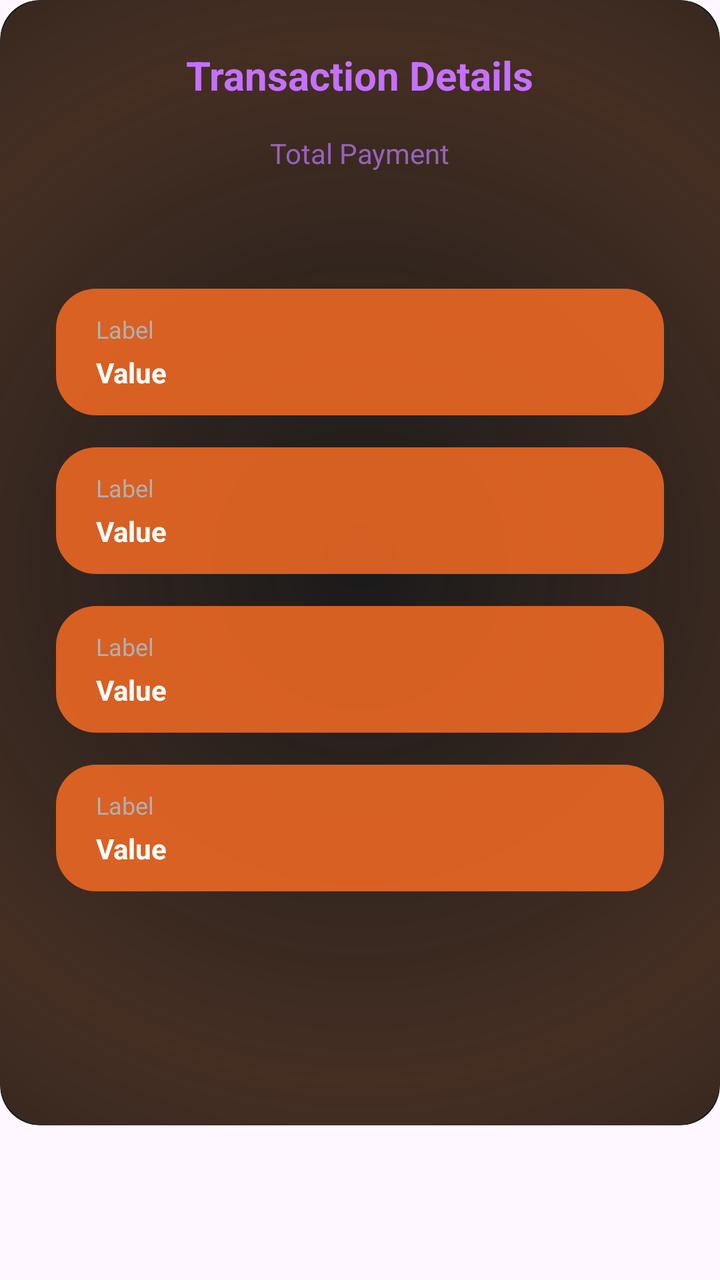
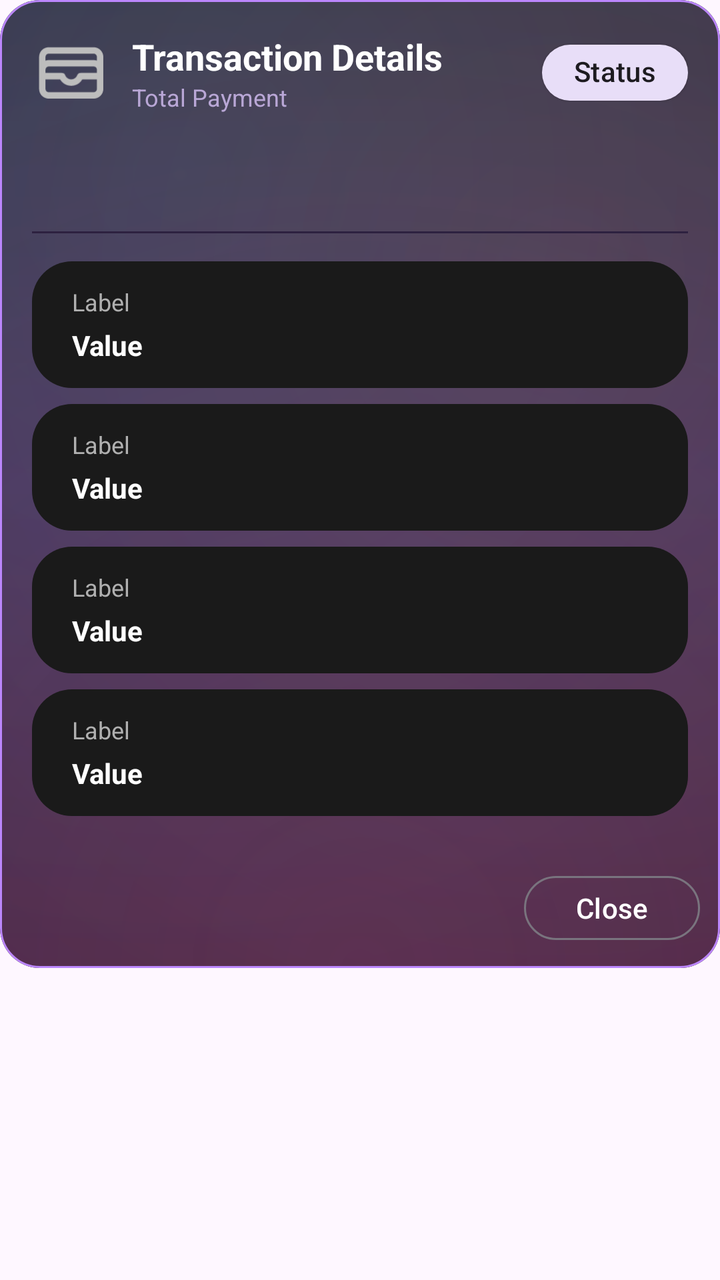

Two renders of the same Android screen: before a commit and after it. Below are the layout's source before the change and the commit's diff.
<!-- AndroidManifest.xml: application theme Theme.Bitbloom -->
<!-- res/layout/dialoge_recipt.xml -->
<FrameLayout xmlns:android="http://schemas.android.com/apk/res/android"
    xmlns:app="http://schemas.android.com/apk/res-auto"
    android:layout_width="match_parent"
    android:layout_height="wrap_content"
    android:layout_margin="24dp">

    <com.google.android.material.card.MaterialCardView
        android:layout_width="match_parent"
        android:layout_height="wrap_content"
        android:backgroundTint="@color/main_card_color"
        android:elevation="0dp"
        app:cardCornerRadius="20dp"
        android:background="@drawable/transparent"
        app:strokeWidth="0dp">

        <LinearLayout
            android:layout_width="match_parent"
            android:layout_height="wrap_content"
            android:background="@drawable/bg_auth_card"
            android:elevation="6dp"
            android:orientation="vertical"
            android:padding="24dp">

            
            <TextView
                android:layout_width="wrap_content"
                android:layout_height="wrap_content"
                android:layout_gravity="center_horizontal"
                android:text="@string/dialoge_recipt_transaction_details"
                android:textColor="#C471FF"
                android:textSize="20sp"
                android:textStyle="bold" />

            
            <TextView
                android:layout_width="wrap_content"
                android:layout_height="wrap_content"
                android:layout_gravity="center_horizontal"
                android:layout_marginTop="16dp"
                android:text="@string/dialoge_recipt_total_payment"
                android:textColor="#9663BA"
                android:textSize="14sp" />

            <TextView
                android:id="@+id/invested_amount"
                android:layout_width="wrap_content"
                android:layout_height="wrap_content"
                android:layout_gravity="center_horizontal"
                android:layout_marginTop="4dp"
                android:text=""
                android:textColor="@android:color/white"
                android:textSize="24sp"
                android:textStyle="bold" />

            <ScrollView
                android:layout_width="match_parent"
                android:layout_height="match_parent"
                android:scrollbars="none">

                
                <LinearLayout
                    android:layout_width="match_parent"
                    android:layout_height="wrap_content"
                    android:layout_marginTop="14dp"
                    android:layout_marginBottom="85dp"
                    android:orientation="vertical">

                    
                    <include
                        android:id="@+id/card_userId"
                        layout="@layout/item_receipt_card"
                        android:tag="User ID" />

                    <include
                        android:id="@+id/card_paymentTime"
                        layout="@layout/item_receipt_card"
                        android:tag="Payment Time" />

                    <include
                        android:id="@+id/card_planName"
                        layout="@layout/item_receipt_card"
                        android:tag="Plan Name" />

                    <include
                        android:id="@+id/card_userName"
                        layout="@layout/item_receipt_card"
                        android:tag="User Name" />

                </LinearLayout>
            </ScrollView>
        </LinearLayout>
    </com.google.android.material.card.MaterialCardView>
</FrameLayout>
<!-- res/layout/item_receipt_card.xml (included above) -->
<?xml version="1.0" encoding="utf-8"?>
<com.google.android.material.card.MaterialCardView xmlns:android="http://schemas.android.com/apk/res/android"
    xmlns:app="http://schemas.android.com/apk/res-auto"
    android:layout_width="match_parent"
    android:layout_height="wrap_content"
    android:layout_marginStart="4dp"
    android:layout_marginTop="8dp"
    android:layout_marginEnd="4dp"
    android:layout_marginBottom="8dp"
    android:background="@android:color/transparent"
    android:elevation="0dp"
    app:cardBackgroundColor="@android:color/transparent"
    app:cardCornerRadius="20dp"
    app:strokeColor="@android:color/transparent"
    app:strokeWidth="0dp">

    <LinearLayout
        android:layout_width="match_parent"
        android:layout_height="wrap_content"
        android:background="@color/orange"
        android:orientation="vertical"
        android:padding="12dp">

        <TextView
            android:id="@+id/title"
            android:layout_width="wrap_content"
            android:layout_height="wrap_content"
            android:layout_marginStart="8dp"
            android:text="@string/item_receipt_card_label"
            android:textColor="#B0B0B0"
            android:textSize="12sp" />

        <TextView
            android:id="@+id/value"
            android:layout_width="wrap_content"
            android:layout_height="wrap_content"
            android:layout_marginStart="8dp"
            android:layout_marginTop="4dp"
            android:gravity="center_vertical"
            android:text="@string/item_receipt_card_value"
            android:textColor="@android:color/white"
            android:textSize="14sp"
            android:textStyle="bold" />
    </LinearLayout>
</com.google.android.material.card.MaterialCardView>
<!-- resources referenced by this layout -->
<resources>
  <color name="orange">#E1EE6924</color>
  <!-- drawable bg_auth_card (drawable) -->
  <?xml version="1.0" encoding="utf-8"?>
  <layer-list xmlns:android="http://schemas.android.com/apk/res/android">
      
      <item>
          <shape android:shape="rectangle">
              <corners android:radius="22dp" />
              <solid android:color="@android:color/transparent" />
          </shape>
      </item>
  
      
      
      <item>
          <shape android:shape="rectangle">
              <corners android:radius="22dp" />
              <gradient
                  android:centerColor="#33EF7D43"
                  android:centerX="0.5"
                  android:centerY="0.5"
                  android:endColor="#00EE6924"
                  android:gradientRadius="520dp"
                  android:startColor="#00EE6924"
                  android:type="radial" />
          </shape>
      </item>
  </layer-list>
  <!-- drawable transparent: png bitmap (drawable, 69 bytes) -->
  <!-- unchanged entries left out for length: 15 -->
</resources>

<!-- the commit's change to res/layout/dialoge_recipt.xml (unified diff, before → after) -->
@@ -2,92 +2,196 @@
     xmlns:app="http://schemas.android.com/apk/res-auto"
     android:layout_width="match_parent"
     android:layout_height="wrap_content"
-    android:layout_margin="24dp">
+    android:layout_margin="12dp">  
 
     <com.google.android.material.card.MaterialCardView
         android:layout_width="match_parent"
         android:layout_height="wrap_content"
-        android:backgroundTint="@color/main_card_color"
-        android:elevation="0dp"
+        app:cardBackgroundColor="@android:color/transparent"
         app:cardCornerRadius="20dp"
-        android:background="@drawable/transparent"
-        app:strokeWidth="0dp">
+        app:cardUseCompatPadding="false"
+        app:shapeAppearanceOverlay="@style/ShapeOverlay.LargeRounded"
+        app:strokeColor="@color/purple_200"
+        app:strokeWidth="1dp">
 
         <LinearLayout
             android:layout_width="match_parent"
             android:layout_height="wrap_content"
-            android:background="@drawable/bg_auth_card"
-            android:elevation="6dp"
-            android:orientation="vertical"
-            android:padding="24dp">
-
-            
-            <TextView
-                android:layout_width="wrap_content"
-                android:layout_height="wrap_content"
-                android:layout_gravity="center_horizontal"
-                android:text="@string/dialoge_recipt_transaction_details"
-                android:textColor="#C471FF"
-                android:textSize="20sp"
-                android:textStyle="bold" />
-
-            
-            <TextView
-                android:layout_width="wrap_content"
-                android:layout_height="wrap_content"
-                android:layout_gravity="center_horizontal"
-                android:layout_marginTop="16dp"
-                android:text="@string/dialoge_recipt_total_payment"
-                android:textColor="#9663BA"
-                android:textSize="14sp" />
-
+            android:background="@drawable/bg_mxg_deposit_gradient"
+            android:orientation="vertical">
+
+            
+            <androidx.constraintlayout.widget.ConstraintLayout
+                android:layout_width="match_parent"
+                android:layout_height="wrap_content"
+                android:paddingStart="16dp"
+                android:paddingTop="16dp"
+                android:paddingEnd="16dp"
+                android:paddingBottom="12dp">
+
+                <com.google.android.material.imageview.ShapeableImageView
+                    android:id="@+id/ivIcon"
+                    android:layout_width="40dp"
+                    android:layout_height="40dp"
+                    android:contentDescription="@string/app_name"
+                    android:src="@drawable/ic_wallet"
+                    app:layout_constraintBottom_toBottomOf="parent"
+                    app:layout_constraintStart_toStartOf="parent"
+                    app:layout_constraintTop_toTopOf="parent"
+                    app:shapeAppearanceOverlay="@style/ShapeOverlay.LargeRounded" />
+
+                <com.google.android.material.chip.Chip
+                    android:id="@+id/chipStatus"
+                    style="@style/Widget.Material3.Chip.Assist.Elevated"
+                    android:layout_width="wrap_content"
+                    android:layout_height="wrap_content"
+                    android:minHeight="28dp"
+                    android:text="Status"
+                    app:chipBackgroundColor="?attr/colorSecondaryContainer"
+                    app:chipEndPadding="8dp"
+                    app:chipIconVisible="false"
+                    app:chipMinHeight="28dp"
+                    app:chipStartPadding="8dp"
+                    app:ensureMinTouchTargetSize="false"
+                    app:layout_constraintBottom_toBottomOf="@id/ivIcon"
+                    app:layout_constraintEnd_toEndOf="parent"
+                    app:layout_constraintTop_toTopOf="@id/ivIcon"
+                    app:shapeAppearanceOverlay="@style/ShapeOverlay.Pill" />
+
+                <TextView
+                    android:id="@+id/tvTitle"
+                    android:layout_width="0dp"
+                    android:layout_height="wrap_content"
+                    android:layout_marginStart="10dp"
+                    android:layout_marginEnd="8dp"
+                    android:ellipsize="end"
+                    android:maxLines="1"
+                    android:text="@string/dialoge_recipt_transaction_details"
+                    android:textColor="@android:color/white"
+                    android:textSize="18sp"
+                    android:textStyle="bold"
+                    app:autoSizeMaxTextSize="18sp"
+                    app:autoSizeMinTextSize="14sp"
+                    app:autoSizeStepGranularity="1sp"
+                    app:autoSizeTextType="uniform"
+                    app:layout_constraintBottom_toTopOf="@id/tvSubtitle"
+                    app:layout_constraintEnd_toStartOf="@id/chipStatus"
+                    app:layout_constraintStart_toEndOf="@id/ivIcon"
+                    app:layout_constraintTop_toTopOf="@id/ivIcon" />
+
+                <TextView
+                    android:id="@+id/tvSubtitle"
+                    android:layout_width="0dp"
+                    android:layout_height="wrap_content"
+                    android:maxLines="1"
+                    android:text="@string/dialoge_recipt_total_payment"
+                    android:textColor="#B9A7D6"
+                    android:textSize="12sp"
+                    app:layout_constraintBottom_toBottomOf="@id/ivIcon"
+                    app:layout_constraintEnd_toStartOf="@id/chipStatus"
+                    app:layout_constraintStart_toStartOf="@id/tvTitle"
+                    app:layout_constraintTop_toBottomOf="@id/tvTitle" />
+            </androidx.constraintlayout.widget.ConstraintLayout>
+
+            
             <TextView
                 android:id="@+id/invested_amount"
                 android:layout_width="wrap_content"
                 android:layout_height="wrap_content"
                 android:layout_gravity="center_horizontal"
-                android:layout_marginTop="4dp"
+                android:paddingTop="2dp"
                 android:text=""
                 android:textColor="@android:color/white"
-                android:textSize="24sp"
+                android:textSize="26sp"
                 android:textStyle="bold" />
 
+            
+            <View
+                android:layout_width="match_parent"
+                android:layout_height="1dp"
+                android:layout_marginStart="16dp"
+                android:layout_marginTop="10dp"
+                android:layout_marginEnd="16dp"
+                android:background="#2D2140" />
+
+            
             <ScrollView
                 android:layout_width="match_parent"
-                android:layout_height="match_parent"
+                android:layout_height="wrap_content"
+                android:layout_marginTop="6dp"
+                android:layout_marginBottom="8dp"
+                android:fillViewport="true"
+                android:maxHeight="420dp"
                 android:scrollbars="none">
 
-                
                 <LinearLayout
                     android:layout_width="match_parent"
                     android:layout_height="wrap_content"
-                    android:layout_marginTop="14dp"
-                    android:layout_marginBottom="85dp"
-                    android:orientation="vertical">
-
-                    
+                    android:orientation="vertical"
+                    android:paddingStart="16dp"
+                    android:paddingEnd="16dp">
+
                     <include
                         android:id="@+id/card_userId"
                         layout="@layout/item_receipt_card"
+                        android:layout_width="match_parent"
+                        android:layout_height="wrap_content"
+                        android:layout_marginTop="8dp"
                         android:tag="User ID" />
 
                     <include
                         android:id="@+id/card_paymentTime"
                         layout="@layout/item_receipt_card"
+                        android:layout_width="match_parent"
+                        android:layout_height="wrap_content"
+                        android:layout_marginTop="8dp"
                         android:tag="Payment Time" />
 
                     <include
                         android:id="@+id/card_planName"
                         layout="@layout/item_receipt_card"
+                        android:layout_width="match_parent"
+                        android:layout_height="wrap_content"
+                        android:layout_marginTop="8dp"
                         android:tag="Plan Name" />
 
                     <include
                         android:id="@+id/card_userName"
                         layout="@layout/item_receipt_card"
+                        android:layout_width="match_parent"
+                        android:layout_height="wrap_content"
+                        android:layout_marginTop="8dp"
+                        android:layout_marginBottom="8dp"
                         android:tag="User Name" />
-
                 </LinearLayout>
             </ScrollView>
+
+            
+            <LinearLayout
+                android:layout_width="match_parent"
+                android:layout_height="wrap_content"
+                android:gravity="end"
+                android:orientation="horizontal"
+                android:padding="10dp">
+
+                <com.google.android.material.button.MaterialButton
+                    android:id="@+id/btnSecondary"
+                    style="@style/Widget.Material3.Button.OutlinedButton"
+                    android:layout_width="wrap_content"
+                    android:layout_height="40dp"
+                    android:text="@string/close"
+                    app:cornerRadius="16dp" />
+
+                <com.google.android.material.button.MaterialButton
+                    android:id="@+id/btnPrimary"
+                    style="@style/Widget.Material3.Button.ElevatedButton"
+                    android:layout_width="wrap_content"
+                    android:layout_height="50dp"
+                    android:layout_marginStart="8dp"
+                    android:text="@string/cancel_withdrawal"
+                    android:visibility="gone"
+                    app:cornerRadius="16dp" />
+            </LinearLayout>
         </LinearLayout>
     </com.google.android.material.card.MaterialCardView>
 </FrameLayout>
@@ -111,7 +215,7 @@
     <LinearLayout
         android:layout_width="match_parent"
         android:layout_height="wrap_content"
-        android:background="@color/orange"
+        android:background="@color/main_card_color"
         android:orientation="vertical"
         android:padding="12dp">
 
<!-- resource entries referenced after the edit -->
@@ -1,34 +1,89 @@
 <!-- resources referenced by this layout -->
 <resources>
-  <color name="orange">#E1EE6924</color>
-  <!-- drawable bg_auth_card (drawable) -->
+  <color name="purple_200">#BB86FC</color>
+  <!-- drawable bg_mxg_deposit_gradient (drawable) -->
   <?xml version="1.0" encoding="utf-8"?>
   <layer-list xmlns:android="http://schemas.android.com/apk/res/android">
+  
       
       <item>
           <shape android:shape="rectangle">
-              <corners android:radius="22dp" />
-              <solid android:color="@android:color/transparent" />
+              <gradient
+                  android:type="linear"
+                  android:angle="270"
+                  android:startColor="#1C1F3A"
+                  android:centerColor="#2C2150"
+                  android:endColor="#341A38"/>
           </shape>
       </item>
   
       
-      
-      <item>
+      <item android:gravity="top|start">
           <shape android:shape="rectangle">
-              <corners android:radius="22dp" />
               <gradient
-                  android:centerColor="#33EF7D43"
-                  android:centerX="0.5"
-                  android:centerY="0.5"
-                  android:endColor="#00EE6924"
-                  android:gradientRadius="520dp"
-                  android:startColor="#00EE6924"
-                  android:type="radial" />
+                  android:type="radial"
+                  android:centerX="25%"
+                  android:centerY="18%"
+                  android:gradientRadius="700dp"
+                  android:startColor="#2240E6FF"
+                  android:centerColor="#0F40E6FF"
+                  android:endColor="#0040E6FF"/>
           </shape>
       </item>
+  
+      
+      <item android:gravity="top|end">
+          <shape android:shape="rectangle">
+              <gradient
+                  android:type="radial"
+                  android:centerX="78%"
+                  android:centerY="28%"
+                  android:gradientRadius="700dp"
+                  android:startColor="#26FF9F43"
+                  android:centerColor="#12FF9F43"
+                  android:endColor="#00FF9F43"/>
+          </shape>
+      </item>
+  
+      
+      <item android:gravity="bottom|center_horizontal">
+          <shape android:shape="rectangle">
+              <gradient
+                  android:type="radial"
+                  android:centerX="50%"
+                  android:centerY="100%"
+                  android:gradientRadius="820dp"
+                  android:startColor="#26E640A1"
+                  android:centerColor="#10E640A1"
+                  android:endColor="#00E640A1"/>
+          </shape>
+      </item>
+  
   </layer-list>
-  <!-- drawable transparent: png bitmap (drawable, 69 bytes) -->
+  <!-- drawable ic_wallet (drawable) -->
+  <vector xmlns:android="http://schemas.android.com/apk/res/android"
+      android:width="27dp"
+      android:height="27dp"
+      android:viewportWidth="27"
+      android:viewportHeight="27">
+    <path
+        android:pathData="M5.646,4.917C4.784,4.917 3.957,5.259 3.348,5.869C2.738,6.478 2.396,7.305 2.396,8.167V19C2.396,19.862 2.738,20.689 3.348,21.298C3.957,21.908 4.784,22.25 5.646,22.25H20.813C21.675,22.25 22.501,21.908 23.111,21.298C23.72,20.689 24.063,19.862 24.063,19V8.167C24.063,7.305 23.72,6.478 23.111,5.869C22.501,5.259 21.675,4.917 20.813,4.917H5.646ZM21.896,9.434V8.167C21.896,7.879 21.782,7.604 21.579,7.401C21.375,7.198 21.1,7.083 20.813,7.083H5.646C5.359,7.083 5.083,7.198 4.88,7.401C4.677,7.604 4.563,7.879 4.563,8.167V9.434C4.902,9.315 5.267,9.25 5.646,9.25H20.813C21.192,9.25 21.557,9.315 21.896,9.434ZM4.563,12.5V13.583H9.979C10.01,13.583 10.04,13.585 10.07,13.588C10.31,13.567 10.549,13.626 10.751,13.756C10.953,13.886 11.106,14.08 11.186,14.306C11.336,14.728 11.613,15.094 11.979,15.352C12.344,15.611 12.781,15.749 13.229,15.749C13.677,15.749 14.114,15.611 14.48,15.352C14.846,15.094 15.123,14.728 15.273,14.306C15.352,14.08 15.506,13.886 15.708,13.756C15.91,13.626 16.149,13.567 16.388,13.588C16.418,13.583 16.449,13.583 16.479,13.583H21.896V12.5C21.896,12.213 21.782,11.937 21.579,11.734C21.375,11.531 21.1,11.417 20.813,11.417H5.646C5.359,11.417 5.083,11.531 4.88,11.734C4.677,11.937 4.563,12.213 4.563,12.5ZM16.983,15.75C16.603,16.409 16.056,16.956 15.397,17.337C14.738,17.717 13.99,17.917 13.229,17.917C12.469,17.917 11.721,17.717 11.062,17.337C10.403,16.956 9.856,16.409 9.476,15.75H4.563V19C4.563,19.287 4.677,19.563 4.88,19.766C5.083,19.969 5.359,20.083 5.646,20.083H20.813C21.1,20.083 21.375,19.969 21.579,19.766C21.782,19.563 21.896,19.287 21.896,19V15.75H16.983Z"
+        android:fillColor="#BDBDBD"
+        android:fillType="evenOdd"/>
+  </vector>
+  <string name="app_name">Miner X</string>
+  <string name="cancel_withdrawal">Cancel Withdrawal</string>
+  <string name="close">Close</string>
+  <style name="ShapeOverlay.LargeRounded" parent="">
+          
+          <item name="cornerFamily">rounded</item>
+          <item name="cornerSize">20dp</item>
+      </style>
+  <style name="ShapeOverlay.Pill" parent="">
+          <item name="cornerFamily">rounded</item>
+          
+          <item name="cornerSize">50%</item>
+      </style>
   <!-- unchanged entries left out for length: 15 -->
 </resources>
 
